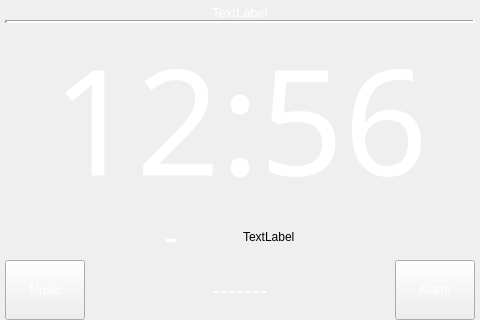
Before: the Qt Designer form mainwindow.ui in dgow/PiClock, drawn with Qt 5.
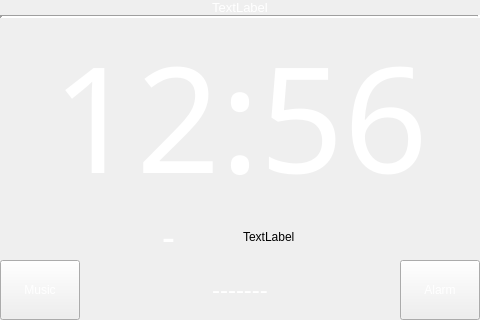
After: the same form once the commit is applied. Custom widgets are drawn as their Qt base class.

Commit message: When in doubt, do what the President does -- guess.

```diff
--- a/mainwindow.ui
+++ b/mainwindow.ui
@@ -56,13 +56,13 @@
          <number>0</number>
         </property>
         <property name="leftMargin">
-         <number>5</number>
+         <number>0</number>
         </property>
         <property name="topMargin">
-         <number>5</number>
+         <number>0</number>
         </property>
         <property name="rightMargin">
-         <number>5</number>
+         <number>0</number>
         </property>
         <property name="bottomMargin">
          <number>0</number>
```
